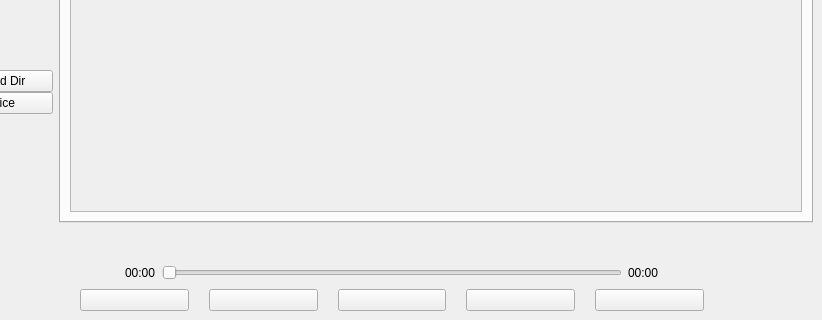
First picture: the form in src/mainpage.ui, repository NiskashY/AudioPlayer, before the edit; both pictures show x 124 to 946 and y 280 to 600 of the 946 by 600 pixel window.
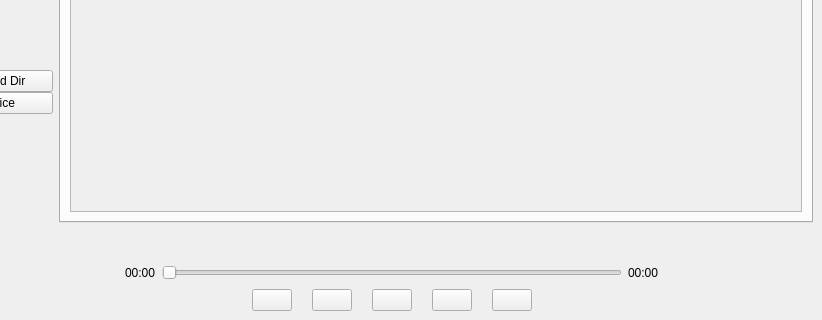
Second picture: the form after the edit.

Patch:
```diff
--- a/src/mainpage.ui
+++ b/src/mainpage.ui
@@ -416,6 +416,12 @@
             </item>
             <item>
              <widget class="QPushButton" name="shuffleButton">
+              <property name="sizePolicy">
+               <sizepolicy hsizetype="Fixed" vsizetype="Fixed">
+                <horstretch>0</horstretch>
+                <verstretch>0</verstretch>
+               </sizepolicy>
+              </property>
               <property name="text">
                <string/>
               </property>
@@ -423,6 +429,12 @@
             </item>
             <item>
              <widget class="QPushButton" name="prevButton">
+              <property name="sizePolicy">
+               <sizepolicy hsizetype="Fixed" vsizetype="Fixed">
+                <horstretch>0</horstretch>
+                <verstretch>0</verstretch>
+               </sizepolicy>
+              </property>
               <property name="text">
                <string/>
               </property>
@@ -430,6 +442,12 @@
             </item>
             <item>
              <widget class="QPushButton" name="pauseButton">
+              <property name="sizePolicy">
+               <sizepolicy hsizetype="Fixed" vsizetype="Fixed">
+                <horstretch>0</horstretch>
+                <verstretch>0</verstretch>
+               </sizepolicy>
+              </property>
               <property name="text">
                <string/>
               </property>
@@ -443,6 +461,12 @@
             </item>
             <item>
              <widget class="QPushButton" name="nextButton">
+              <property name="sizePolicy">
+               <sizepolicy hsizetype="Fixed" vsizetype="Fixed">
+                <horstretch>0</horstretch>
+                <verstretch>0</verstretch>
+               </sizepolicy>
+              </property>
               <property name="text">
                <string/>
               </property>
@@ -450,6 +474,12 @@
             </item>
             <item>
              <widget class="QPushButton" name="repeatButton">
+              <property name="sizePolicy">
+               <sizepolicy hsizetype="Fixed" vsizetype="Fixed">
+                <horstretch>0</horstretch>
+                <verstretch>0</verstretch>
+               </sizepolicy>
+              </property>
               <property name="text">
                <string/>
               </property>
```
